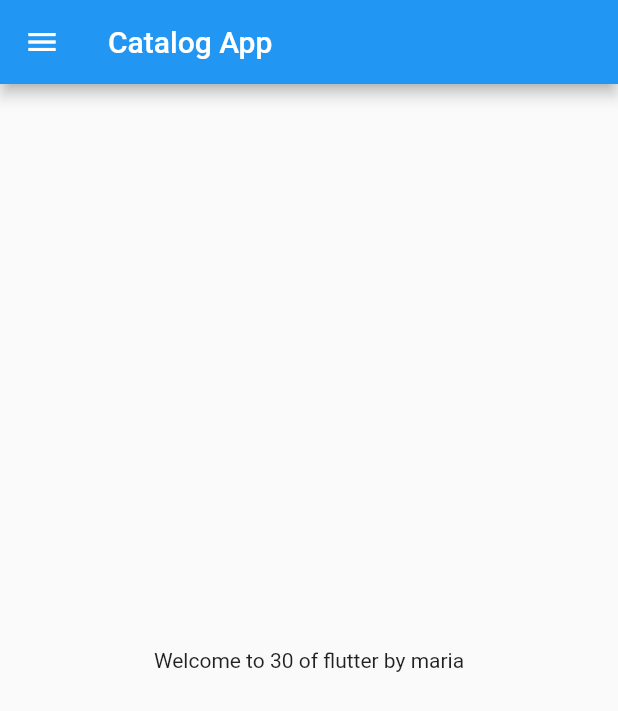
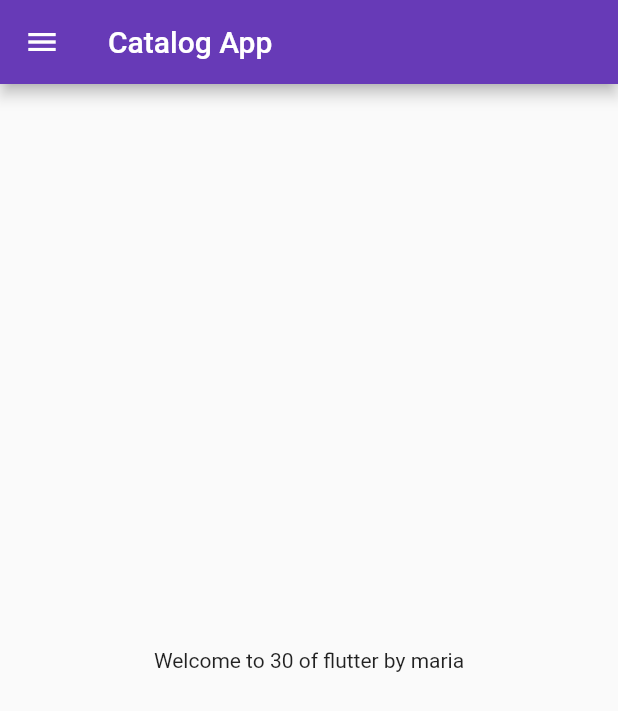
Before and after one commit to mariabatool0404/practiseFlutter, a Flutter app: the screen it shows after launch, on a phone screen of 412 x 824 dp. Shown: the top 711 px of the screen. Run offline on Flutter 3.47's test engine with Material 2 defaults, Android fonts, the phone set to English and light mode, and no system bars.

```diff
--- a/lib/main.dart
+++ b/lib/main.dart
@@ -1,5 +1,6 @@
 import 'package:flutter/material.dart';
-import 'package:flutter_practise/home_page.dart';
+import 'package:flutter_practise/pages/home_page.dart';
+import 'package:flutter_practise/pages/login_page.dart';
 
 // entry point to start in flutter
 void main() {
@@ -29,7 +30,23 @@ class MyApp extends StatelessWidget {
     final diff; // similar to const but can modify
     */
     return MaterialApp(
-      home: HomePage(),
+      // home: HomePage(),
+      themeMode: ThemeMode.light,
+      //dark theme
+      darkTheme: ThemeData(
+        brightness: Brightness.dark,
+      ),
+      //light theme
+      theme: ThemeData(
+          // adjust all colors accordingly button
+          primarySwatch: Colors.deepPurple),
+      // is we use / in routes it means deafult route we can use home : HomePage() or use routes
+      initialRoute: "/home",
+      routes: {
+        "/": (context) => new LoginPage(),
+        "/home": (context) => HomePage(),
+        "/login": (context) => LoginPage(),
+      },
     );
   }
 }
```
Also changed, not shown: lib/pages/login_page.dart (added, +23 -0 lines), lib/pages/home_page.dart (renamed from lib/home_page.dart).
